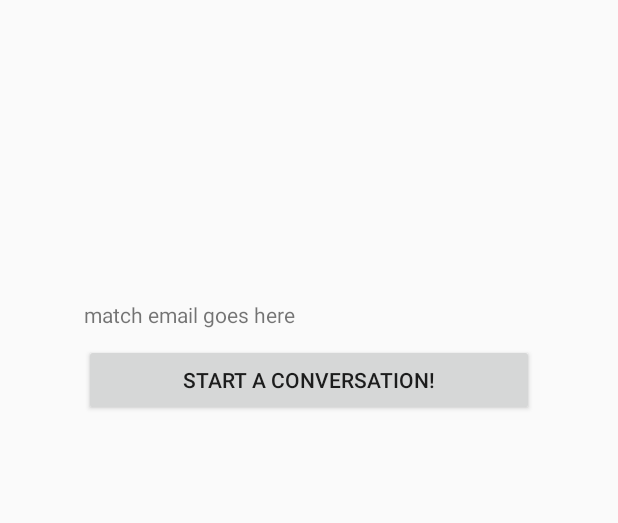
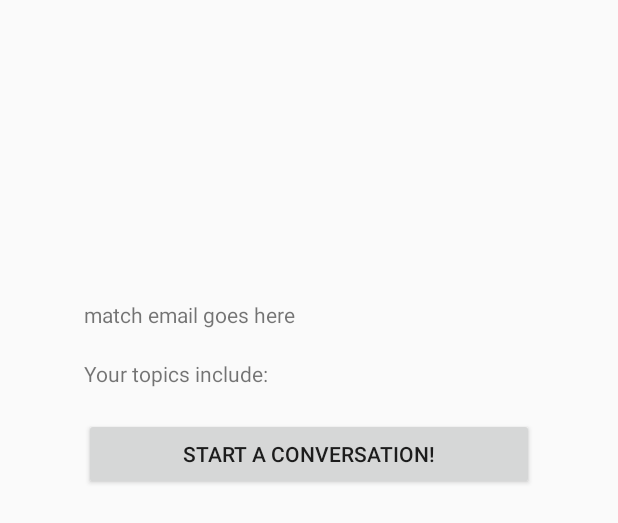
Before and after one commit to ttrapaid/change-my-view, an Android app: the layout activity_viewmatch.xml on its own in the app's theme, with its tools: preview values and no code run, on a phone screen of 412 x 824 dp. Shown: the top 523 px of the screen. Run offline under Robolectric (Android 15) with nearby library versions, the phone set to English and light mode, and no system bars.

Commit message:
finished matches and match view activity

```diff
--- a/ChangeMyView/app/src/main/java/com/example/changemyview/ViewMatchActivity.kt
+++ b/ChangeMyView/app/src/main/java/com/example/changemyview/ViewMatchActivity.kt
@@ -16,9 +16,11 @@ class ViewMatchActivity : AppCompatActivity() {
 
 
         val email = intent.extras?.get("email")
+        val topic = intent.extras?.get("topics")
         val matchTV = findViewById<TextView>(R.id.match_text)
+        val topicTV = findViewById<TextView>(R.id.topic_list)
         matchTV.text = "You matched with ${email.toString()}!"
-
+        topicTV.text = "Your controversial topics include: ${topic.toString()}"
         val button = findViewById<Button>(R.id.start)
 
         button.setOnClickListener {
--- a/ChangeMyView/app/src/main/res/layout/activity_viewmatch.xml
+++ b/ChangeMyView/app/src/main/res/layout/activity_viewmatch.xml
@@ -13,20 +13,31 @@
         android:layout_height="wrap_content"
         android:text="match email goes here"
         android:layout_marginTop="200dp"
+        app:layout_constraintBottom_toTopOf="@id/topic_list"
+        app:layout_constraintLeft_toLeftOf="parent"
+        app:layout_constraintRight_toRightOf="parent"
+        app:layout_constraintTop_toTopOf="parent" />
+
+    <TextView
+        android:id="@+id/topic_list"
+        android:layout_width="300dp"
+        android:layout_height="wrap_content"
+        android:text="Your topics include:"
+        android:layout_marginTop="20dp"
         app:layout_constraintBottom_toTopOf="@id/start"
         app:layout_constraintLeft_toLeftOf="parent"
         app:layout_constraintRight_toRightOf="parent"
-        app:layout_constraintTop_toTopOf="parent" />
+        app:layout_constraintTop_toBottomOf="@id/match_text" />
 
     <Button
         android:id="@+id/start"
         android:layout_height="wrap_content"
         android:text="Start a Conversation!"
         android:layout_width="300dp"
-        android:layout_marginTop="10dp"
+        android:layout_marginTop="20dp"
         app:layout_constraintLeft_toLeftOf="parent"
         app:layout_constraintRight_toRightOf="parent"
-        app:layout_constraintTop_toBottomOf="@id/match_text"
+        app:layout_constraintTop_toBottomOf="@id/topic_list"
         />
 
 </androidx.constraintlayout.widget.ConstraintLayout>
```
Also changed, not shown: ChangeMyView/app/src/main/java/com/example/changemyview/MatchesActivity.kt (+46 -8 lines), ChangeMyView/app/src/main/res/layout/match.xml (+4 -3 lines).
